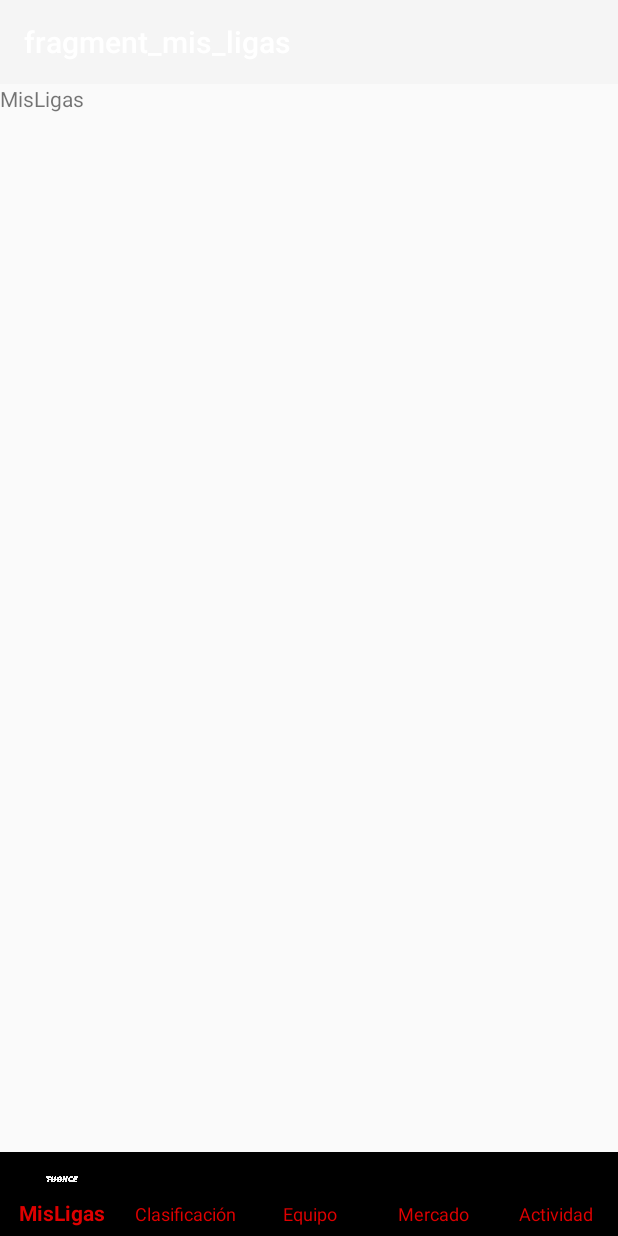
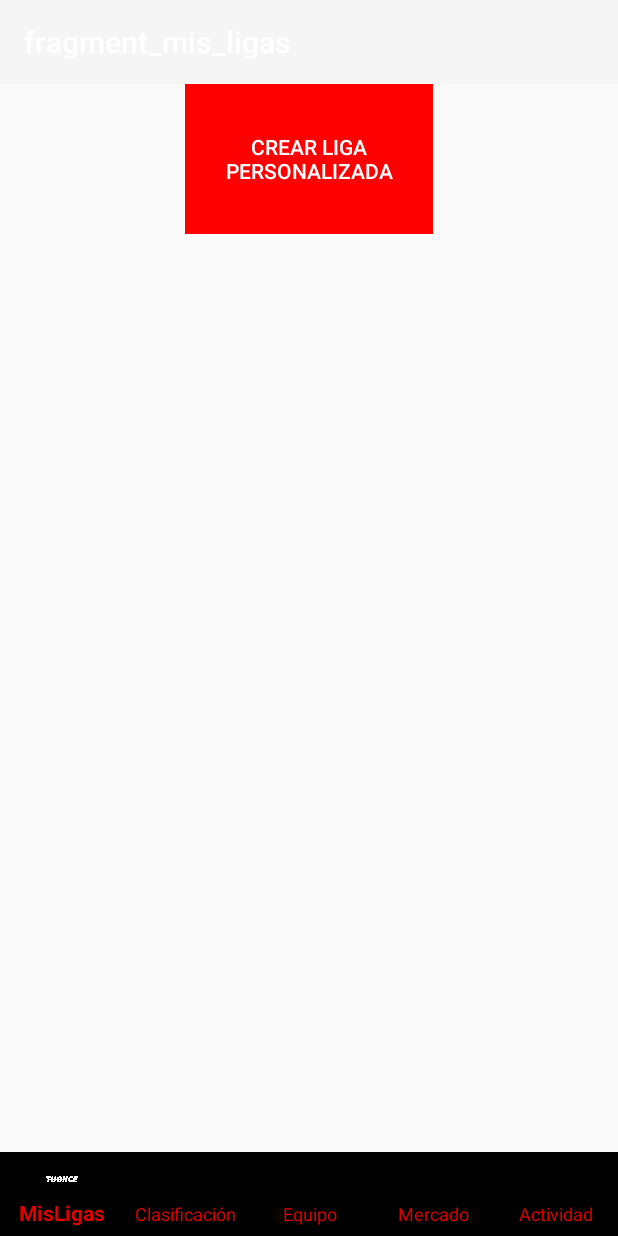
Before and after one commit to UniExtremadura/gps-project-ga-03, an Android app built with Jetpack Compose: the HomeActivity screen opened directly, with no data from a screen before it, on a phone screen of 412 x 824 dp. Run offline under Robolectric (Android 15) with nearby library versions, the phone set to English and light mode, and no system bars; our stand-ins replace navigation-ui.

Commit message:
Tarea 11 HU15, Diseñar interfaz para crear liga personalizada.

```diff
--- a/app/src/main/java/uex/aseegps/ga03/tuonce/view/Home/HomeActivity.kt
+++ b/app/src/main/java/uex/aseegps/ga03/tuonce/view/Home/HomeActivity.kt
@@ -40,6 +40,7 @@ class HomeActivity : AppCompatActivity() {
         )
         setSupportActionBar(binding.toolbar)
         setupActionBarWithNavController(navController, appBarConfiguration)
+
     }
 
     override fun onSupportNavigateUp(): Boolean {
--- a/app/src/main/java/uex/aseegps/ga03/tuonce/view/Home/MisLigasFragment.kt
+++ b/app/src/main/java/uex/aseegps/ga03/tuonce/view/Home/MisLigasFragment.kt
@@ -5,7 +5,11 @@ import androidx.fragment.app.Fragment
 import android.view.LayoutInflater
 import android.view.View
 import android.view.ViewGroup
+import androidx.navigation.fragment.NavHostFragment
 import uex.aseegps.ga03.tuonce.R
+import uex.aseegps.ga03.tuonce.databinding.ActivityJoinBinding
+import uex.aseegps.ga03.tuonce.databinding.FragmentMisLigasBinding
+import androidx.navigation.fragment.findNavController
 
 // TODO: Rename parameter arguments, choose names that match
 // the fragment initialization parameters, e.g. ARG_ITEM_NUMBER
@@ -18,43 +22,30 @@ private const val ARG_PARAM2 = "param2"
  * create an instance of this fragment.
  */
 class MisLigasFragment : Fragment() {
-    // TODO: Rename and change types of parameters
-    private var param1: String? = null
-    private var param2: String? = null
+    // Otras variables
 
-    override fun onCreate(savedInstanceState: Bundle?) {
-        super.onCreate(savedInstanceState)
-        arguments?.let {
-            param1 = it.getString(ARG_PARAM1)
-            param2 = it.getString(ARG_PARAM2)
-        }
-    }
+    private lateinit var binding: FragmentMisLigasBinding
 
     override fun onCreateView(
         inflater: LayoutInflater, container: ViewGroup?,
         savedInstanceState: Bundle?
     ): View? {
-        // Inflate the layout for this fragment
-        return inflater.inflate(R.layout.fragment_mis_ligas, container, false)
+        // Inflar el diseño y asignar a binding
+        binding = FragmentMisLigasBinding.inflate(inflater, container, false)
+        return binding.root
     }
 
-    companion object {
-        /**
-         * Use this factory method to create a new instance of
-         * this fragment using the provided parameters.
-         *
-         * @param param1 Parameter 1.
-         * @param param2 Parameter 2.
-         * @return A new instance of fragment MisLigasFragment.
-         */
-        // TODO: Rename and change types and number of parameters
-        @JvmStatic
-        fun newInstance(param1: String, param2: String) =
-            MisLigasFragment().apply {
-                arguments = Bundle().apply {
-                    putString(ARG_PARAM1, param1)
-                    putString(ARG_PARAM2, param2)
-                }
-            }
+    override fun onViewCreated(view: View, savedInstanceState: Bundle?) {
+        super.onViewCreated(view, savedInstanceState)
+        setUpListeners()
     }
+
+    private fun setUpListeners() {
+        binding.btnAtras.setOnClickListener {
+            // Navegar al fragmento CrearLiga
+            findNavController().navigate(R.id.action_misLigasFragment_to_crearLigaPersonalizada)
+        }
+    }
+
+    // Otros métodos y funciones del fragmento
 }
--- a/app/src/main/res/layout/activity_home.xml
+++ b/app/src/main/res/layout/activity_home.xml
@@ -19,7 +19,8 @@
         app:layout_constraintRight_toRightOf="parent"
         app:layout_constraintTop_toBottomOf="@id/toolbar"
         app:layout_constraintVertical_bias="0.0"
-        app:navGraph="@navigation/barra_navegacion" />
+        app:navGraph="@navigation/barra_navegacion"
+        />
 
     <com.google.android.material.bottomnavigation.BottomNavigationView
         android:id="@+id/bottom_navigation"
@@ -44,4 +45,5 @@
         app:layout_constraintStart_toStartOf="parent"
         app:layout_constraintTop_toTopOf="parent" />
 
+
 </androidx.constraintlayout.widget.ConstraintLayout>
--- a/app/src/main/res/layout/fragment_mis_ligas.xml
+++ b/app/src/main/res/layout/fragment_mis_ligas.xml
@@ -5,10 +5,12 @@
     android:layout_height="match_parent"
     tools:context=".view.Home.MisLigasFragment">
 
-    <!-- TODO: Update blank fragment layout -->
-    <TextView
-        android:layout_width="match_parent"
-        android:layout_height="match_parent"
-        android:text="MisLigas" />
-
+    <Button
+        android:id="@+id/btnAtras"
+        android:layout_width="165dp"
+        android:layout_height="100dp"
+        android:layout_gravity="center"
+        android:background="#FF0000"
+        android:text="Crear Liga personalizada"
+        android:textColor="#FFFFFF" />
 </FrameLayout>
--- a/app/src/main/res/navigation/barra_navegacion.xml
+++ b/app/src/main/res/navigation/barra_navegacion.xml
@@ -9,7 +9,11 @@
         android:id="@+id/misLigasFragment"
         android:name="uex.aseegps.ga03.tuonce.view.Home.MisLigasFragment"
         android:label="fragment_mis_ligas"
-        tools:layout="@layout/fragment_mis_ligas" />
+        tools:layout="@layout/fragment_mis_ligas">
+        <action
+            android:id="@+id/action_misLigasFragment_to_crearLigaPersonalizada"
+            app:destination="@id/crearLigaPersonalizada" />
+    </fragment>
     <fragment
         android:id="@+id/actividadFragment"
         android:name="uex.aseegps.ga03.tuonce.view.Home.ActividadFragment"
@@ -30,4 +34,10 @@
         android:name="uex.aseegps.ga03.tuonce.view.Home.MercadoFragment"
         android:label="fragment_mercado"
         tools:layout="@layout/fragment_mercado" />
+    <fragment
+        android:id="@+id/crearLigaPersonalizada"
+        android:name="uex.aseegps.ga03.tuonce.view.Home.CrearLigaPersonalizada"
+        android:label="fragment_crear_liga_personalizada"
+        tools:layout="@layout/fragment_crear_liga_personalizada" />
+
 </navigation>
```
Also changed, not shown: app/src/main/java/uex/aseegps/ga03/tuonce/view/Home/CrearLigaPersonalizada.kt (added, +43 -0 lines), app/src/main/res/layout/fragment_crear_liga_personalizada.xml (added, +118 -0 lines).
